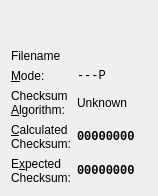
First picture: the form in src/mcrecover/ui/MemCardFileView.ui, repository GerbilSoft/mcrecover, before the edit.
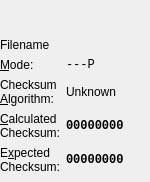
Second picture: the form after the edit.

Commit message:
ui/: Remove margins from the widgets' formLayouts.
The margins didn't really affect the KDE Oxygen appearance,
but they resulted in massive wasted space on Plastique and
Win32 themes. Removing the margins fixes the wasted space
there, and doesn't affect the KDE Oxygen appearance much.

```diff
--- a/src/mcrecover/ui/MemCardFileView.ui
+++ b/src/mcrecover/ui/MemCardFileView.ui
@@ -6,14 +6,17 @@
    <rect>
     <x>0</x>
     <y>0</y>
-    <width>158</width>
-    <height>190</height>
+    <width>150</width>
+    <height>182</height>
    </rect>
   </property>
   <layout class="QFormLayout" name="formLayout">
    <property name="fieldGrowthPolicy">
     <enum>QFormLayout::ExpandingFieldsGrow</enum>
    </property>
+   <property name="margin">
+    <number>0</number>
+   </property>
    <item row="0" column="0" colspan="2">
     <layout class="QHBoxLayout" name="hboxFileImages">
      <property name="spacing">
```
The commit also changes 1 other file.
